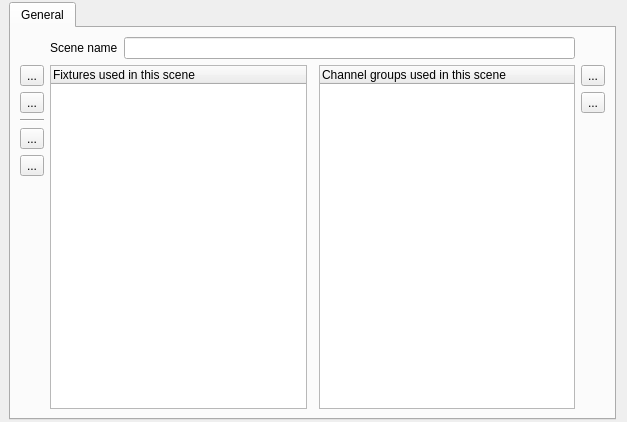
Above: ui/src/sceneeditor.ui from mcallegari/qlcplus before the change. Below: the same form after it.
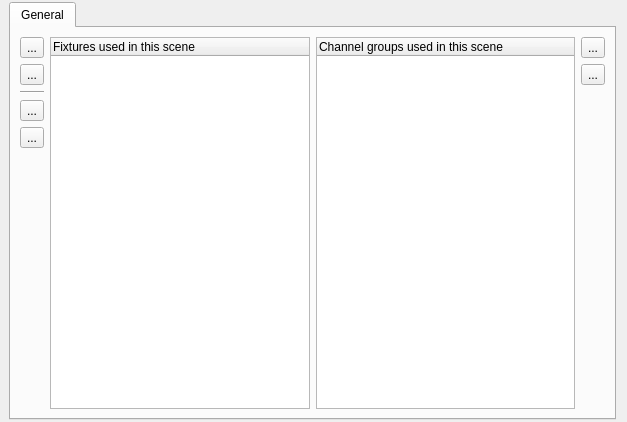
That is the form after the change. Icons and pictures are not drawn.

What changed in the file:
```diff
--- a/ui/src/sceneeditor.ui
+++ b/ui/src/sceneeditor.ui
@@ -20,6 +20,9 @@
    <string>Scene editor</string>
   </property>
   <layout class="QVBoxLayout" name="verticalLayout">
+   <property name="spacing">
+    <number>2</number>
+   </property>
    <property name="leftMargin">
     <number>9</number>
    </property>
@@ -45,7 +48,20 @@
        <string>General</string>
       </attribute>
       <layout class="QGridLayout" name="gridLayout">
-       <item row="9" column="4">
+       <item row="9" column="3" rowspan="5">
+        <spacer name="verticalSpacer">
+         <property name="orientation">
+          <enum>Qt::Vertical</enum>
+         </property>
+         <property name="sizeHint" stdset="0">
+          <size>
+           <width>20</width>
+           <height>40</height>
+          </size>
+         </property>
+        </spacer>
+       </item>
+       <item row="8" column="3">
         <widget class="QToolButton" name="m_deselectAllGroups">
          <property name="toolTip">
           <string>Disable all channel groups</string>
@@ -59,13 +75,13 @@
          </property>
          <property name="iconSize">
           <size>
-           <width>24</width>
-           <height>24</height>
+           <width>22</width>
+           <height>22</height>
           </size>
          </property>
         </widget>
        </item>
-       <item row="8" column="0">
+       <item row="7" column="0">
         <widget class="QToolButton" name="m_addFixtureButton">
          <property name="toolTip">
           <string>Add a new fixture to this scene</string>
@@ -79,13 +95,13 @@
          </property>
          <property name="iconSize">
           <size>
-           <width>24</width>
-           <height>24</height>
+           <width>22</width>
+           <height>22</height>
           </size>
          </property>
         </widget>
        </item>
-       <item row="8" column="4">
+       <item row="7" column="3">
         <widget class="QToolButton" name="m_selectAllGroups">
          <property name="toolTip">
           <string>Enable all channel groups</string>
@@ -99,63 +115,13 @@
          </property>
          <property name="iconSize">
           <size>
-           <width>24</width>
-           <height>24</height>
+           <width>22</width>
+           <height>22</height>
           </size>
          </property>
         </widget>
        </item>
-       <item row="10" column="4" rowspan="5">
-        <spacer name="verticalSpacer">
-         <property name="orientation">
-          <enum>Qt::Vertical</enum>
-         </property>
-         <property name="sizeHint" stdset="0">
-          <size>
-           <width>20</width>
-           <height>40</height>
-          </size>
-         </property>
-        </spacer>
-       </item>
-       <item row="13" column="0" rowspan="2">
-        <spacer name="verticalSpacer_2">
-         <property name="orientation">
-          <enum>Qt::Vertical</enum>
-         </property>
-         <property name="sizeHint" stdset="0">
-          <size>
-           <width>20</width>
-           <height>40</height>
-          </size>
-         </property>
-        </spacer>
-       </item>
-       <item row="1" column="1" colspan="3">
-        <layout class="QHBoxLayout" name="horizontalLayout_3">
-         <item>
-          <widget class="QLabel" name="m_nameLabel">
-           <property name="text">
-            <string>Scene name</string>
-           </property>
-          </widget>
-         </item>
-         <item>
-          <widget class="QLineEdit" name="m_nameEdit">
-           <property name="sizePolicy">
-            <sizepolicy hsizetype="Expanding" vsizetype="Fixed">
-             <horstretch>1</horstretch>
-             <verstretch>0</verstretch>
-            </sizepolicy>
-           </property>
-           <property name="toolTip">
-            <string>Name of this scene</string>
-           </property>
-          </widget>
-         </item>
-        </layout>
-       </item>
-       <item row="8" column="1" rowspan="7">
+       <item row="7" column="1" rowspan="7">
         <widget class="QTreeWidget" name="m_tree">
          <property name="sizePolicy">
           <sizepolicy hsizetype="Expanding" vsizetype="Expanding">
@@ -188,7 +154,7 @@
          </column>
         </widget>
        </item>
-       <item row="9" column="0">
+       <item row="8" column="0">
         <widget class="QToolButton" name="m_removeFixtureButton">
          <property name="toolTip">
           <string>Remove the selected fixture(s) from this scene</string>
@@ -202,13 +168,13 @@
          </property>
          <property name="iconSize">
           <size>
-           <width>24</width>
-           <height>24</height>
+           <width>22</width>
+           <height>22</height>
           </size>
          </property>
         </widget>
        </item>
-       <item row="8" column="3" rowspan="7">
+       <item row="7" column="2" rowspan="7">
         <widget class="QTreeWidget" name="m_channelGroupsTree">
          <property name="sizePolicy">
           <sizepolicy hsizetype="Expanding" vsizetype="Expanding">
@@ -238,14 +204,14 @@
          </column>
         </widget>
        </item>
-       <item row="10" column="0">
+       <item row="9" column="0">
         <widget class="Line" name="line">
          <property name="orientation">
           <enum>Qt::Horizontal</enum>
          </property>
         </widget>
        </item>
-       <item row="12" column="0">
+       <item row="11" column="0">
         <widget class="QToolButton" name="m_disableChannelsButton">
          <property name="toolTip">
           <string>Disable all fixtures' channels</string>
@@ -259,13 +225,13 @@
          </property>
          <property name="iconSize">
           <size>
-           <width>24</width>
-           <height>24</height>
+           <width>22</width>
+           <height>22</height>
           </size>
          </property>
         </widget>
        </item>
-       <item row="11" column="0">
+       <item row="10" column="0">
         <widget class="QToolButton" name="m_enableChannelsButton">
          <property name="toolTip">
           <string>Enable all fixtures' channels</string>
@@ -279,12 +245,25 @@
          </property>
          <property name="iconSize">
           <size>
-           <width>24</width>
-           <height>24</height>
+           <width>22</width>
+           <height>22</height>
           </size>
          </property>
         </widget>
        </item>
+       <item row="12" column="0" rowspan="2">
+        <spacer name="verticalSpacer_2">
+         <property name="orientation">
+          <enum>Qt::Vertical</enum>
+         </property>
+         <property name="sizeHint" stdset="0">
+          <size>
+           <width>20</width>
+           <height>40</height>
+          </size>
+         </property>
+        </spacer>
+       </item>
       </layout>
      </widget>
     </widget>
```
